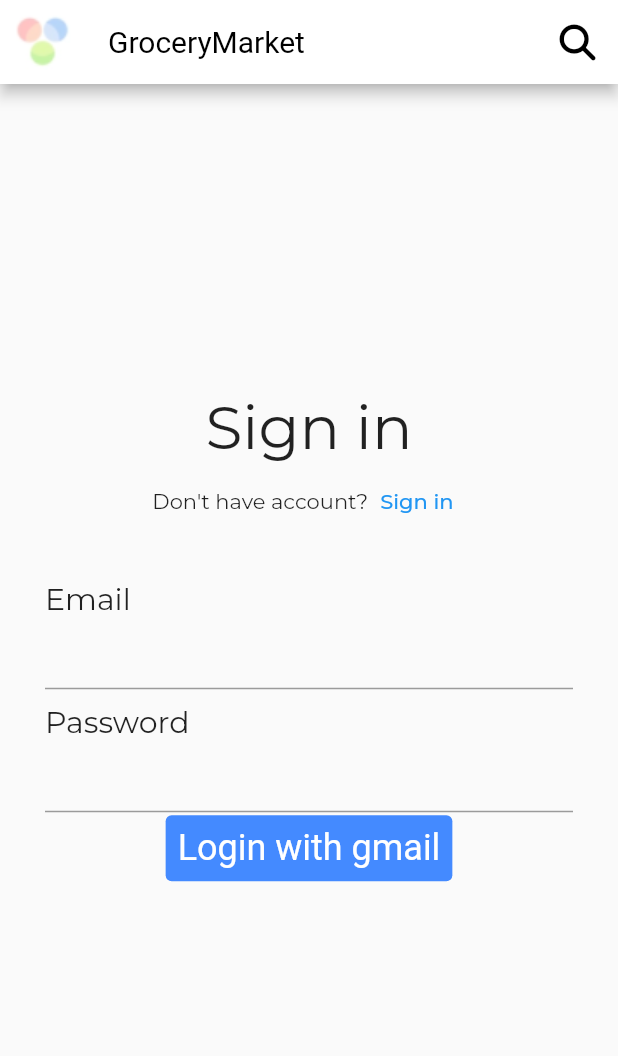
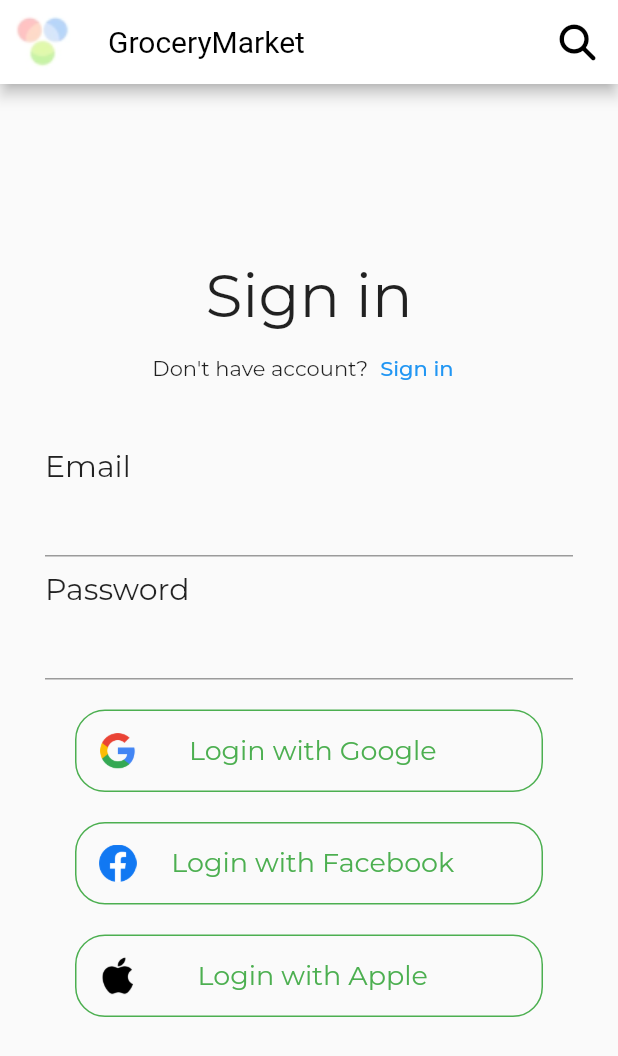
Before and after one commit to Assamapong/grocery_market, a Flutter app: the screen it shows after launch, on a phone screen of 412 x 824 dp. Shown: the top 1056 px of the screen. Run offline on Flutter 3.47's test engine with Material 2 defaults, Android fonts, the phone set to English and light mode, and no system bars; our stand-ins replace firebase_auth, firebase_core, font_awesome_flutter, google_fonts, google_sign_in; accounts and stored records are empty.

Commit message:
create all social login button

```diff
--- /dev/null
+++ b/lib/components/UI/login_button.dart
@@ -0,0 +1,59 @@
+import 'package:flutter/material.dart';
+
+class LoginButton extends StatelessWidget {
+  final String buttonTitle;
+  final AssetImage logo;
+  final Color buttonColor;
+  final void Function() onTab;
+  LoginButton(
+      {required this.buttonTitle,
+      required this.logo,
+      required this.buttonColor,
+      required this.onTab});
+
+  @override
+  Widget build(BuildContext context) {
+    return Padding(
+      padding: EdgeInsets.only(top: 20, left: 20, right: 20),
+      child: GestureDetector(
+        onTap: onTab,
+        child: Container(
+          height: 55,
+          decoration: BoxDecoration(
+            border: Border.all(color: buttonColor),
+            borderRadius: BorderRadius.circular(20),
+          ),
+          padding: EdgeInsets.all(10),
+          child: Row(
+            children: [
+              SizedBox(
+                width: 5,
+              ),
+              Image(
+                image: logo,
+                width: 25,
+              ),
+              SizedBox(
+                width: 10,
+              ),
+              Expanded(
+                child: Row(
+                  mainAxisAlignment: MainAxisAlignment.center,
+                  children: [
+                    Text(
+                      buttonTitle,
+                      style: TextStyle(color: buttonColor, fontSize: 18),
+                    ),
+                    SizedBox(
+                      width: 35,
+                    )
+                  ],
+                ),
+              )
+            ],
+          ),
+        ),
+      ),
+    );
+  }
+}
--- a/lib/components/section.dart
+++ b/lib/components/UI/section.dart
@@ -1,6 +1,6 @@
 import 'package:flutter/material.dart';
 import 'package:font_awesome_flutter/font_awesome_flutter.dart';
-import 'categories/category.dart';
+import '../categories/category.dart';
 
 class Section extends StatelessWidget {
   final String sectionTitle;
--- a/lib/components/categories/categories_section.dart
+++ b/lib/components/categories/categories_section.dart
@@ -1,5 +1,5 @@
 import 'package:flutter/material.dart';
-import 'package:grocery_market/components/section.dart';
+import 'package:grocery_market/components/UI/section.dart';
 import 'category.dart';
 import 'package:font_awesome_flutter/font_awesome_flutter.dart';
 
--- a/lib/components/categories/category.dart
+++ b/lib/components/categories/category.dart
@@ -1,8 +1,8 @@
 import 'package:flutter/material.dart';
-import 'package:grocery_market/components/reusable_card.dart';
+import 'package:grocery_market/components/UI/reusable_card.dart';
 import 'package:grocery_market/screens/category_screen.dart';
 import 'package:grocery_market/model/product_list.dart';
-import '../usually_buy/item_card.dart';
+import '../UI/item_card.dart';
 
 class Category extends StatelessWidget {
   final Color categoryBackgroundColor;
--- a/lib/components/shopping_list/shopping_list.dart
+++ b/lib/components/shopping_list/shopping_list.dart
@@ -5,7 +5,7 @@ import 'package:grocery_market/components/shopping_list/shopping_list_icon.dart'
 import 'package:font_awesome_flutter/font_awesome_flutter.dart';
 import 'package:grocery_market/user.dart';
 import 'package:provider/provider.dart';
-import '../reusable_card.dart';
+import '../UI/reusable_card.dart';
 
 class ShoppingList extends StatelessWidget {
   @override
--- a/lib/components/home_tab.dart
+++ b/lib/components/tab/home_tab.dart
@@ -2,7 +2,7 @@ import 'package:flutter/material.dart';
 import 'package:grocery_market/components/shopping_list/shopping_list.dart';
 import 'package:grocery_market/components/usually_buy/usually_buy_section.dart';
 
-import 'categories/categories_section.dart';
+import '../categories/categories_section.dart';
 
 class HomeTab extends StatelessWidget {
   @override
--- a/lib/components/order_tab.dart
+++ b/lib/components/tab/order_tab.dart
@@ -1,11 +1,11 @@
 import 'dart:math';
 
 import 'package:flutter/material.dart';
-import 'package:grocery_market/components/bottom_button.dart';
+import 'package:grocery_market/components/UI/bottom_button.dart';
 import 'package:grocery_market/screens/success_screen.dart';
 import 'package:provider/provider.dart';
 
-import '../order.dart';
+import '../../order.dart';
 
 class OrderTab extends StatefulWidget {
   @override
--- a/lib/components/usually_buy/usually_buy_section.dart
+++ b/lib/components/usually_buy/usually_buy_section.dart
@@ -1,7 +1,7 @@
 import 'package:flutter/material.dart';
-import 'package:grocery_market/components/section.dart';
+import 'package:grocery_market/components/UI/section.dart';
 import 'package:grocery_market/model/product_list.dart';
-import 'item_card.dart';
+import '../UI/item_card.dart';
 
 class UsuallyBuySection extends StatelessWidget {
   List<Widget> getUsuallyBuyProducts() {
--- a/lib/screens/category_screen.dart
+++ b/lib/screens/category_screen.dart
@@ -1,7 +1,7 @@
 import 'package:flutter/material.dart';
 import 'package:font_awesome_flutter/font_awesome_flutter.dart';
 import 'package:grocery_market/components/categories/category.dart';
-import 'package:grocery_market/components/usually_buy/item_card.dart';
+import 'package:grocery_market/components/UI/item_card.dart';
 
 class CategoryScreen extends StatelessWidget {
   static const id = 'category_screen';
--- a/lib/screens/main_menu.dart
+++ b/lib/screens/main_menu.dart
@@ -3,8 +3,8 @@ import 'package:flutter/material.dart';
 import 'package:font_awesome_flutter/font_awesome_flutter.dart';
 import 'package:google_sign_in/google_sign_in.dart';
 import 'package:grocery_market/screens/signin_screen.dart';
-import '../components/home_tab.dart';
-import '../components/order_tab.dart';
+import '../components/tab/home_tab.dart';
+import '../components/tab/order_tab.dart';
 
 class MainMenu extends StatefulWidget {
   final String title;
--- a/lib/screens/signin_screen.dart
+++ b/lib/screens/signin_screen.dart
@@ -2,6 +2,7 @@ import 'package:firebase_auth/firebase_auth.dart';
 import 'package:flutter/material.dart';
 import 'package:font_awesome_flutter/font_awesome_flutter.dart';
 import 'package:google_sign_in/google_sign_in.dart';
+import 'package:grocery_market/components/UI/login_button.dart';
 import 'package:grocery_market/screens/signup_screen.dart';
 import 'package:grocery_market/screens/main_menu.dart';
 import 'package:grocery_market/user.dart';
@@ -178,23 +179,21 @@ class _SigninScreenState extends State<SigninScreen> {
                         style: TextStyle(fontSize: 20),
                       ),
                       TextField(),
-                      Center(
-                        child: TextButton(
-                          onPressed: () {
-                            _loginWithGoogle();
-                          },
-                          child: Text(
-                            'Login with gmail',
-                          ),
-                          style: TextButton.styleFrom(
-                            primary: Colors.white,
-                            backgroundColor: Colors.blueAccent,
-                            textStyle: const TextStyle(
-                              fontSize: 24,
-                            ),
-                          ),
-                        ),
-                      ),
+                      LoginButton(
+                          buttonTitle: 'Login with Google',
+                          logo: AssetImage('images/google_logo.png'),
+                          buttonColor: Colors.green,
+                          onTab: _loginWithGoogle),
+                      LoginButton(
+                          buttonTitle: 'Login with Facebook',
+                          logo: AssetImage('images/facebook_logo.png'),
+                          buttonColor: Colors.green,
+                          onTab: _loginWithGoogle),
+                      LoginButton(
+                          buttonTitle: 'Login with Apple',
+                          logo: AssetImage('images/apple_logo.png'),
+                          buttonColor: Colors.green,
+                          onTab: _loginWithGoogle)
                     ],
                   ),
                 )
```
Also changed, not shown: lib/screens/success_screen.dart (+7 -4 lines), images/apple_logo.png (added), images/facebook_logo.png (added), images/google_logo.png (added), lib/components/UI/bottom_button.dart (renamed from lib/components/bottom_button.dart), lib/components/UI/item_card.dart (renamed from lib/components/usually_buy/item_card.dart), lib/components/UI/reusable_card.dart (renamed from lib/components/reusable_card.dart).
